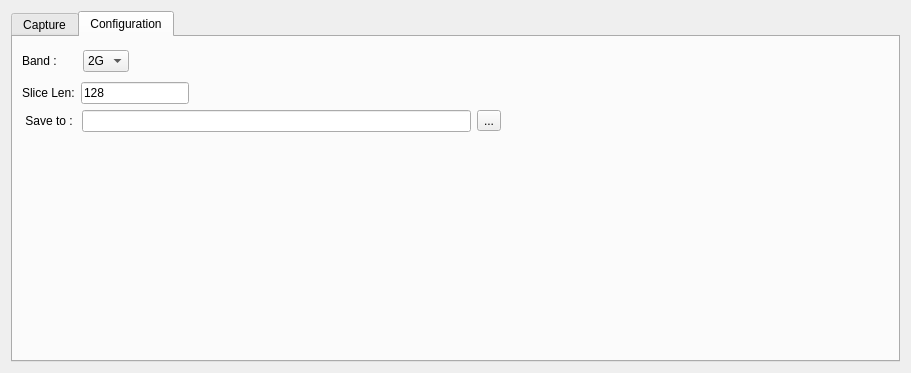
Above: ui/main_window.ui from wuxiang3000/Qsniffer before the change. Below: the same form after it.
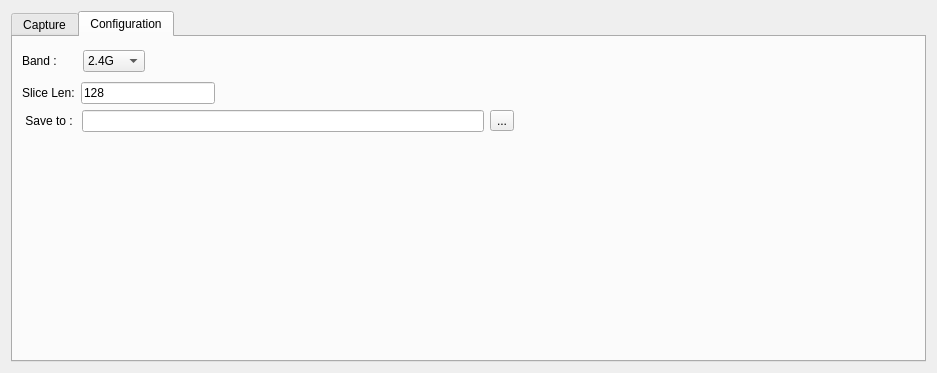
That is the form after the change. The open tabs and pages were chosen to show the change.

Diff of the .ui file:
```diff
--- a/ui/main_window.ui
+++ b/ui/main_window.ui
@@ -6,7 +6,7 @@
    <rect>
     <x>0</x>
     <y>0</y>
-    <width>782</width>
+    <width>937</width>
     <height>373</height>
    </rect>
   </property>
@@ -170,10 +170,16 @@
           </widget>
          </item>
          <item>
-          <widget class="QComboBox" name="comboBox">
+          <widget class="QComboBox" name="cb_band">
+           <property name="sizeAdjustPolicy">
+            <enum>QComboBox::AdjustToContents</enum>
+           </property>
+           <property name="minimumContentsLength">
+            <number>4</number>
+           </property>
            <item>
             <property name="text">
-             <string>2G</string>
+             <string>2.4G</string>
             </property>
            </item>
            <item>
@@ -195,7 +201,7 @@
            </property>
            <property name="sizeHint" stdset="0">
             <size>
-             <width>400</width>
+             <width>300</width>
              <height>30</height>
             </size>
            </property>
```
Left out of the diff: 4 changed lines with no effect on the pictures.
